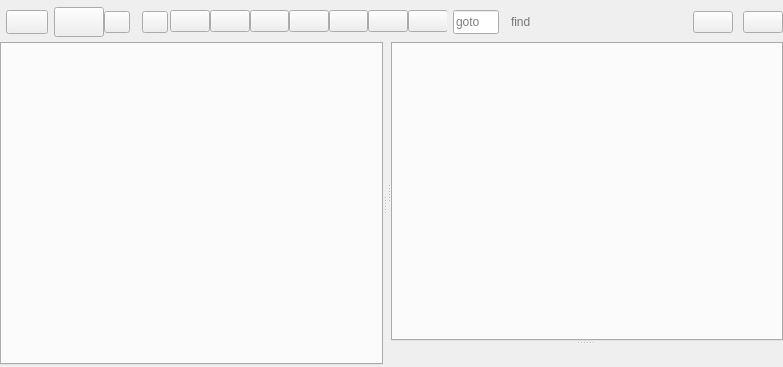
This is scope/scope.ui in rkyleg/scope as Qt 5 draws it before an edit. The edited form follows.
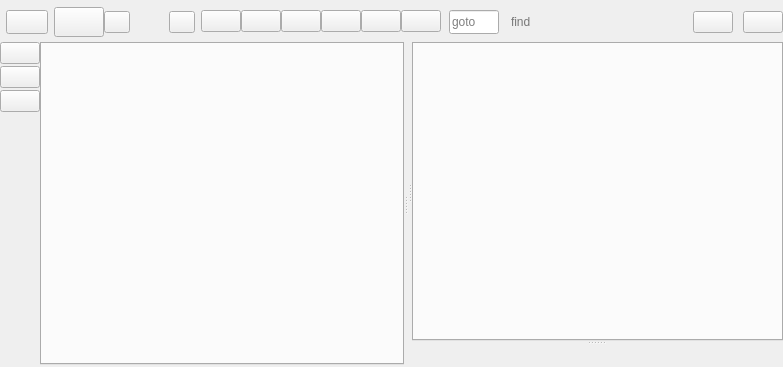
This is the edited form. Icons and pictures are not drawn.

Commit message: added left toolbar (hidden by default)

```diff
--- a/scope/scope.ui
+++ b/scope/scope.ui
@@ -33,7 +33,7 @@
    <property name="spacing">
     <number>0</number>
    </property>
-   <item row="1" column="0">
+   <item row="1" column="1">
     <widget class="QSplitter" name="split_left">
      <property name="sizePolicy">
       <sizepolicy hsizetype="Expanding" vsizetype="Expanding">
@@ -160,7 +160,89 @@
      </widget>
     </widget>
    </item>
-   <item row="0" column="0">
+   <item row="1" column="0">
+    <widget class="QFrame" name="fr_leftbar">
+     <property name="frameShape">
+      <enum>QFrame::NoFrame</enum>
+     </property>
+     <property name="frameShadow">
+      <enum>QFrame::Raised</enum>
+     </property>
+     <layout class="QVBoxLayout" name="verticalLayout">
+      <property name="spacing">
+       <number>2</number>
+      </property>
+      <property name="margin">
+       <number>0</number>
+      </property>
+      <item>
+       <widget class="QPushButton" name="b_home">
+        <property name="text">
+         <string/>
+        </property>
+        <property name="icon">
+         <iconset>
+          <normaloff>../style/img/home.png</normaloff>../style/img/home.png</iconset>
+        </property>
+        <property name="iconSize">
+         <size>
+          <width>36</width>
+          <height>36</height>
+         </size>
+        </property>
+       </widget>
+      </item>
+      <item>
+       <widget class="QPushButton" name="b_editor">
+        <property name="text">
+         <string/>
+        </property>
+        <property name="icon">
+         <iconset>
+          <normaloff>../style/img/editor.png</normaloff>../style/img/editor.png</iconset>
+        </property>
+        <property name="iconSize">
+         <size>
+          <width>36</width>
+          <height>36</height>
+         </size>
+        </property>
+       </widget>
+      </item>
+      <item>
+       <widget class="QPushButton" name="b_new">
+        <property name="text">
+         <string/>
+        </property>
+        <property name="icon">
+         <iconset>
+          <normaloff>../style/img/new.png</normaloff>../style/img/new.png</iconset>
+        </property>
+        <property name="iconSize">
+         <size>
+          <width>36</width>
+          <height>36</height>
+         </size>
+        </property>
+       </widget>
+      </item>
+      <item>
+       <spacer name="verticalSpacer">
+        <property name="orientation">
+         <enum>Qt::Vertical</enum>
+        </property>
+        <property name="sizeHint" stdset="0">
+         <size>
+          <width>20</width>
+          <height>40</height>
+         </size>
+        </property>
+       </spacer>
+      </item>
+     </layout>
+    </widget>
+   </item>
+   <item row="0" column="0" colspan="2">
     <widget class="QFrame" name="fr_topbar">
      <property name="minimumSize">
       <size>
@@ -651,7 +733,7 @@
          <property name="verticalSpacing">
           <number>7</number>
          </property>
-         <item row="0" column="5">
+         <item row="0" column="4">
           <widget class="QPushButton" name="b_unindent">
            <property name="toolTip">
             <string>Unindent</string>
@@ -668,7 +750,7 @@
            </property>
           </widget>
          </item>
-         <item row="0" column="7">
+         <item row="0" column="6">
           <widget class="QPushButton" name="b_color_picker">
            <property name="toolTip">
             <string>&lt;html&gt;&lt;head/&gt;&lt;body&gt;&lt;p&gt;Insert rgb color&lt;/p&gt;&lt;/body&gt;&lt;/html&gt;</string>
@@ -685,7 +767,7 @@
            </property>
           </widget>
          </item>
-         <item row="0" column="4">
+         <item row="0" column="3">
           <widget class="QPushButton" name="b_indent">
            <property name="toolTip">
             <string>Indent</string>
@@ -702,7 +784,7 @@
            </property>
           </widget>
          </item>
-         <item row="0" column="6">
+         <item row="0" column="5">
           <widget class="QPushButton" name="b_comment">
            <property name="toolTip">
             <string>Comment/Uncomment</string>
@@ -719,7 +801,7 @@
            </property>
           </widget>
          </item>
-         <item row="0" column="3">
+         <item row="0" column="2">
           <widget class="QPushButton" name="b_save">
            <property name="toolTip">
             <string>Save</string>
@@ -736,7 +818,7 @@
            </property>
           </widget>
          </item>
-         <item row="0" column="2">
+         <item row="0" column="1">
           <spacer name="horizontalSpacer_5">
            <property name="orientation">
             <enum>Qt::Horizontal</enum>
@@ -749,21 +831,7 @@
            </property>
           </spacer>
          </item>
-         <item row="0" column="0">
-          <widget class="QPushButton" name="b_new">
-           <property name="text">
-            <string/>
-           </property>
-           <property name="icon">
-            <iconset>
-             <normaloff>../style/img/new.png</normaloff>../style/img/new.png</iconset>
-           </property>
-           <property name="class" stdset="0">
-            <string/>
-           </property>
-          </widget>
-         </item>
-         <item row="0" column="8">
+         <item row="0" column="7">
           <widget class="QPushButton" name="b_run">
            <property name="toolTip">
             <string>Run</string>
```
The commit also changes 5 other files.
